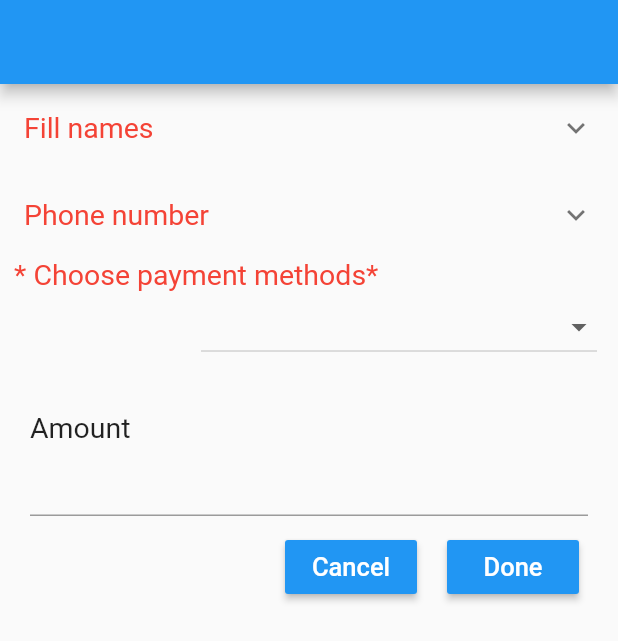
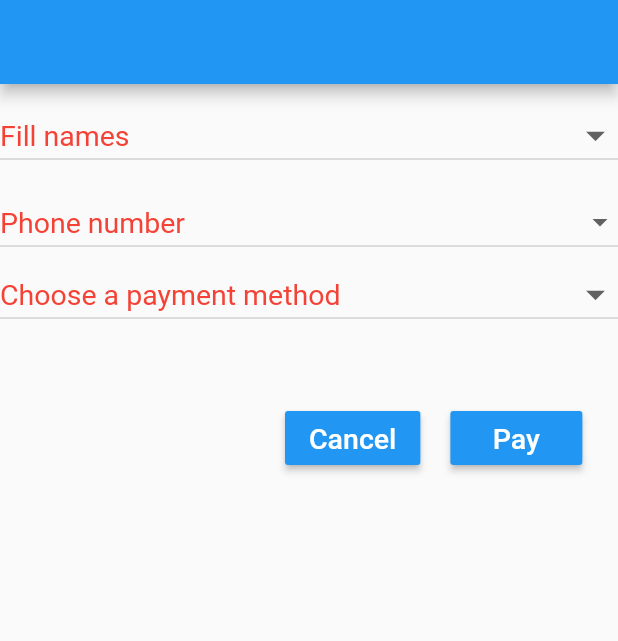
Before and after one commit to mikec4/frontguy, a Flutter app: the screen it shows after launch, on a phone screen of 412 x 824 dp. Shown: the top 641 px of the screen. Run offline on Flutter 3.47's test engine with Material 2 defaults, Android fonts, the phone set to English and light mode, and no system bars; our stand-ins replace carousel_slider, graphql_flutter, modal_progress_hud; missing offline and left inert: material_search; statements that could not run were skipped.

Commit message:
Payment page completed

```diff
--- a/lib/main.dart
+++ b/lib/main.dart
@@ -18,6 +18,7 @@ import './pages/bus2.dart';
 import './pages/buttonList.dart';
 import './pages/bookTicket.dart';
 import './pages/expansionPanel.dart';
+import './pages/panelDropdown.dart';
 
 void main() => runApp(
   ScopedModel<AppModel>(
--- a/lib/pages/expansionPanel.dart
+++ b/lib/pages/expansionPanel.dart
@@ -9,16 +9,20 @@ class Expansion extends StatefulWidget {
 
 class _ExpansionState extends State<Expansion> {
 
-  List<String> phoneNumber = ['My number','Other number'];
-  List<String> names = ['My name','Other name'];
+
 
   String myName = "Michael Ntiriniga";
   String myPhoneNumber = '0715165569';
 
-  bool _expand = false;
+  String _myValue;
+  String _phoneValue;
+  String _paymentValue;
+
+
+
   bool _addPhoneTextField = false;
   bool _addNameTextField =false;
-
+  bool _addPaymentTextField = false;
 
   @override
   Widget build(BuildContext context) {
@@ -27,10 +31,9 @@ class _ExpansionState extends State<Expansion> {
       body: Container(
         child:ListView(
           children: <Widget>[
-            _expansionTile1(),
-            _expansionTile2(),
-            _paymentMethods(),
-            _dropDown(),
+            _fillNameDropdown(),
+            _fillPhoneNumberDropDown(),
+            _paymentsDropDown(),
             _nameTextField(),
             _phoneTextField(),
             _addAmountTextField(),
@@ -41,105 +44,134 @@ class _ExpansionState extends State<Expansion> {
     );
   }
 
+   _fillNameDropdown(){
+    return Padding(
+      padding: EdgeInsets.only(top: 10.0),
+      child: DropdownButton(
+        isExpanded: true,
+        value:_myValue ,
+        onChanged: (String newValue){
+          setState(() {
+           _myValue =newValue;
+           if(newValue == 'Other name'){
+                _addNameTextField =true;
 
-  _dropDown(){
-    return Row(
-      children: <Widget>[
-        SizedBox(width: 134.0,),
-        DropDown()
-      ],
+           }
+           if(newValue == 'Own name'){
+             _addNameTextField = false;
+           }
+          });
+        },
+        iconSize: 30.0,
+        hint: Text('Fill names',style: TextStyle(color: Colors.red,fontSize: 19.0),),
+        items: <String>['Own name','Other name']
+        .map((value){
+          return DropdownMenuItem(
+              child: Text(value,style: TextStyle(fontSize: 19.0),),
+              value: value,
+            );
+        }).toList(),
+      ),
+    );
+
+  }
+
+  _fillPhoneNumberDropDown(){
+    return Padding(
+      padding: EdgeInsets.only(top: 10.0),
+      child: DropdownButton(
+        isExpanded: true,
+        hint: Text('Phone number',style:TextStyle(color:Colors.red,fontSize:19.0)),
+        value: _phoneValue,
+        onChanged: (newValue){
+          setState(() {
+           _phoneValue =newValue;
+
+            if (newValue == 'Other number') {
+              _addPhoneTextField = true;
+            }
+            if(newValue == 'My number'){
+              _addPhoneTextField = false;
+            }
+          });
+        },
+        items: <String>['My number','Other number']
+        .map((value){
+          return DropdownMenuItem(
+            child: Text(value, style: TextStyle(fontSize: 19.0),),
+            value: value,
+          );
+        }).toList(),
+      ),
     );
   }
-  _expansionTile1(){
-    return ExpansionTile(
-      title: Text('Fill names',style:TextStyle(color: Colors.red,fontSize:19.0)),
-      children: names.map((String value)=>
-         ListTile(
-          title: Text(value),
-
-          onTap: (){
-            if (value == 'My name') {
-
-            } else {
-               setState(() {
-                _addNameTextField =true;
-               });
-               debugPrint('Other name clicked');
-             }
-          },
-          )).toList(),
-    );
-  }
-  _expansionTile2(){
-    return ExpansionTile(
-      initiallyExpanded: _expand,
-      onExpansionChanged: (isExpanded){
-        if (isExpanded) {
-          setState(() {
-           _expand =isExpanded;
-           debugPrint('$_expand');
-          });
-        }
+  _paymentsDropDown(){
+    return DropdownButton(
+      iconSize: 30.0,
+      isExpanded: true,
+      value: _paymentValue,
+      hint: Text('Choose a payment method',style: TextStyle(color: Colors.red,fontSize: 19.0),),
+      onChanged: (newValue){
+        setState(() {
+         _paymentValue = newValue;
+         _addPaymentTextField = true;
+        });
       },
-      title: Text('Phone number',style: TextStyle(color: Colors.red,fontSize:19.0),),
-      children: phoneNumber.
-      map((String value)=> ListTile(
-        title: Text(value),
-        onTap: (){
-          if(value == 'My number'){
-            if(_expand){
-              setState(() {
-               _expand = false;
-              });
-
-              debugPrint('My number Clicked $_expand');
-            }
-          }else{
-            setState(() {
-              _addPhoneTextField = true;
-            });
-            debugPrint('Other number clicked');
-          }
-        },)).toList()
+      items: <String>['Vodacom-Mpesa','Tigo- tigopesa','Airtel Money','Halotel - Halopesa']
+      .map((value){
+        return DropdownMenuItem(
+          child: Text(value,style: TextStyle(fontSize: 19.0),),
+          value: value,
+        );
+      }).toList(),
     );
   }
 
+
+
   _nameTextField(){
     return !_addNameTextField? Text(" "): Container(
-      padding: EdgeInsets.all(20.0),
+      padding: EdgeInsets.only(top: 20.0),
       width: 200.0,
-      child:TextFormField(
-        style: TextStyle(fontSize: 17.0),
-        decoration: InputDecoration(hintText: 'Enter names'),
-        ),
+      child:Column(
+        crossAxisAlignment: CrossAxisAlignment.start,
+        children: <Widget>[
+          Text('Names',style: TextStyle(fontSize: 19.0),),
+          TextFormField(
+            style: TextStyle(fontSize: 19.0),
+            decoration: InputDecoration(),
+            ),
+        ],
+      ),
     );
   }
   _phoneTextField(){
     return !_addPhoneTextField? Text(' '):Container(
-      padding: EdgeInsets.all(20.0),
-      child: TextFormField(
-        style: TextStyle(fontSize: 17.0),
-        keyboardType: TextInputType.numberWithOptions(signed: false),
-        decoration: InputDecoration(hintText: 'Enter phone number'),
+      padding: EdgeInsets.only(top: 20.0),
+      child: Column(
+        crossAxisAlignment: CrossAxisAlignment.start,
+        children: <Widget>[
+          Text('Phone number',style:TextStyle(fontSize: 19.0)),
+          TextFormField(
+            style: TextStyle(fontSize: 19.0),
+            keyboardType: TextInputType.numberWithOptions(signed: false),
+            decoration: InputDecoration(),
+          ),
+        ],
       ),
     );
   }
-   _paymentMethods(){
-    return Text(
-              '  * Choose payment methods*',
-              style:TextStyle(
-                color: Colors.red,
-                fontSize: 19.0));
-  }
+
   _addAmountTextField(){
-    return Padding(
-      padding: EdgeInsets.only(left: 20.0,right: 20.0,bottom: 10.0),
+    return !_addPaymentTextField? Text(' '): Padding(
+      padding: EdgeInsets.only(top: 20.0),
       child: Column(
         crossAxisAlignment: CrossAxisAlignment.start,
         children: <Widget>[
           Text('Amount',style: TextStyle(fontSize: 19.0),),
           TextFormField(
-            keyboardType: TextInputType.numberWithOptions(signed: false),
+            style: TextStyle(fontSize:19.0),
+            keyboardType: TextInputType.number,
 
           ),
         ],
@@ -156,7 +188,7 @@ class _ExpansionState extends State<Expansion> {
                   child: Text(
                     'Cancel',
                     style:TextStyle(
-                      fontSize: 17.0,
+                      fontSize: 19.0,
                       color: Colors.white)),
                   color: Colors.blue,
                 ),
@@ -165,9 +197,9 @@ class _ExpansionState extends State<Expansion> {
                   onPressed: (){},
                   color: Colors.blue,
                   child: Text(
-                    'Done',
+                    'Pay',
                     style:TextStyle(
-                      fontSize: 17.0,
+                      fontSize: 19.0,
                       color: Colors.white
                     )),
                 )
```
Also changed, not shown: lib/pages/dropDown.dart (+3 -18 lines), lib/pages/panelDropdown.dart (added, +107 -0 lines).
